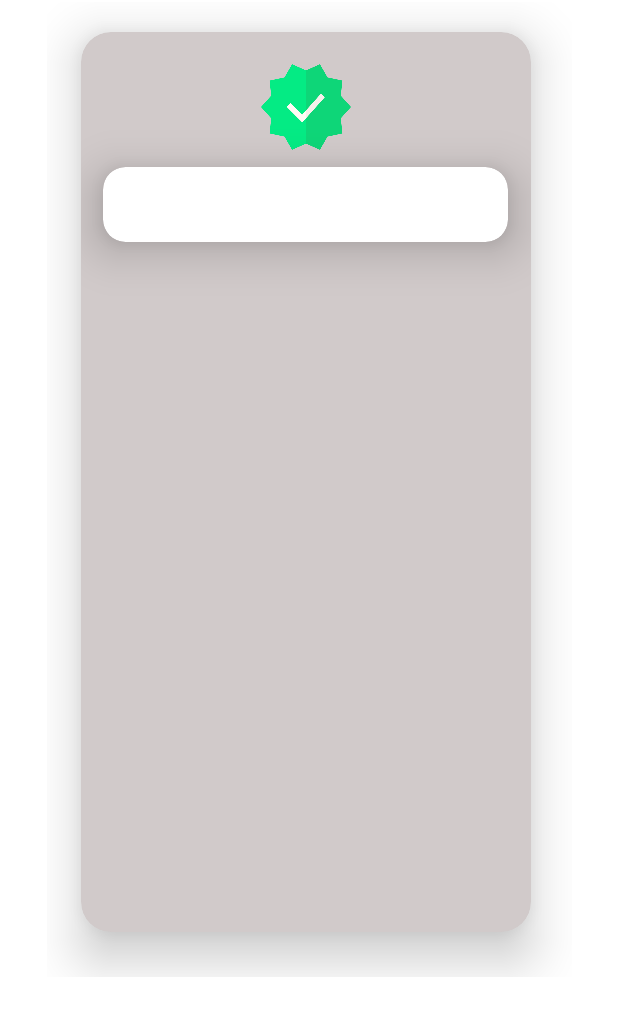
After one commit to IrvanWijayaSardam/ChallengeChapterTwo, an Android app: the layout dialogue_thanks.xml on its own in the app's theme, with its tools: preview values and no code run, on a phone screen of 412 x 824 dp. The commit adds this screen. Shown: the top 1016 px of the screen. Run offline under Robolectric (Android 15) with nearby library versions, the phone set to English and light mode, and no system bars.

Commit message:
Getting value from edt cost of service before get changed , and creating dialogue for thanks after submiting tip

```diff
--- /dev/null
+++ b/app/src/main/res/layout/dialogue_thanks.xml
@@ -0,0 +1,53 @@
+<androidx.constraintlayout.widget.ConstraintLayout xmlns:android="http://schemas.android.com/apk/res/android"
+    xmlns:app="http://schemas.android.com/apk/res-auto"
+    xmlns:tools="http://schemas.android.com/tools"
+    android:layout_width="match_parent"
+    android:layout_height="wrap_content">
+
+    <androidx.constraintlayout.widget.ConstraintLayout
+        android:id="@+id/constraintDialogue"
+        android:layout_width="350dp"
+        android:layout_height="650dp"
+        android:layout_marginStart="20dp"
+        android:layout_marginTop="1dp"
+        android:layout_marginEnd="20dp"
+        android:layout_marginBottom="1dp"
+        app:layout_constraintBottom_toBottomOf="parent"
+        app:layout_constraintEnd_toEndOf="parent"
+        app:layout_constraintStart_toStartOf="parent"
+        app:layout_constraintTop_toTopOf="parent">
+
+        <androidx.cardview.widget.CardView
+            android:layout_width="300dp"
+            android:layout_height="600dp"
+            android:layout_marginEnd="5dp"
+            android:layout_marginTop="20dp"
+            android:layout_marginBottom="5dp"
+            app:layout_constraintEnd_toEndOf="@id/constraintDialogue"
+            app:layout_constraintStart_toStartOf="@id/constraintDialogue"
+            app:layout_constraintTop_toTopOf="parent"
+            app:cardElevation="20dp"
+            app:cardCornerRadius="20dp"
+            android:backgroundTint="#D1CACA">
+
+           <ImageView
+               android:layout_marginTop="20dp"
+               android:layout_width="100dp"
+               android:layout_height="60dp"
+               android:src="@drawable/check"
+               android:layout_gravity="center_horizontal"
+               />
+
+            <androidx.cardview.widget.CardView
+                android:layout_width="270dp"
+                android:layout_height="50dp"
+                app:cardElevation="20dp"
+                app:cardCornerRadius="15dp"
+                android:layout_gravity="center_horizontal"
+                android:layout_marginTop="90dp"
+                />
+        </androidx.cardview.widget.CardView>
+
+    </androidx.constraintlayout.widget.ConstraintLayout>
+
+</androidx.constraintlayout.widget.ConstraintLayout>
```
Also changed, not shown: app/src/main/java/com/irvanw/challengechaptertwo/MainActivity.kt (+64 -1 lines), app/src/main/res/drawable/round_corner.xml (added, +12 -0 lines), app/src/main/res/drawable/check.png (added).
